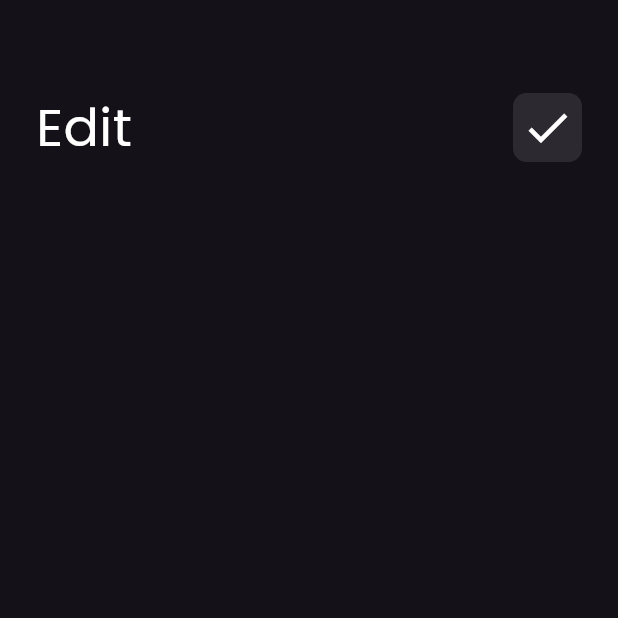
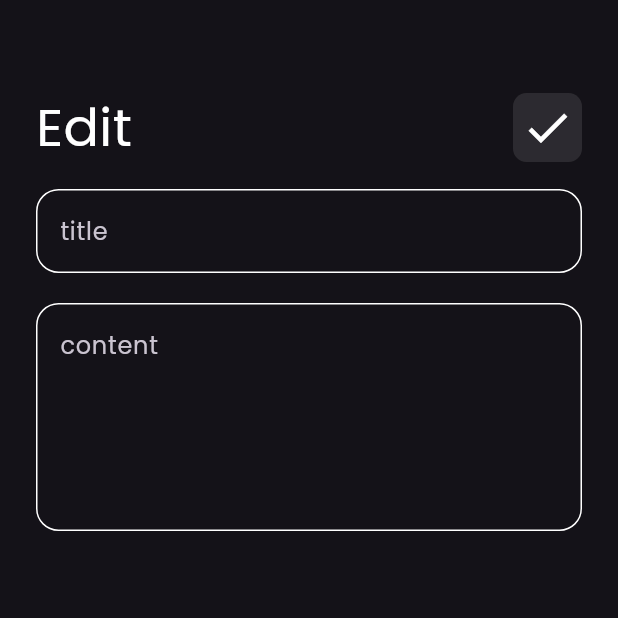
Before and after one commit to Elbaz0/notes_app, a Flutter app: the screen it shows after launch, after a tap on "Flutter", on a phone screen of 412 x 824 dp, the top half of it. Run offline on Flutter 3.47's test engine with Material 3 defaults, Android fonts, the phone set to English and light mode, and no system bars; our stand-ins replace bloc, flutter_bloc, hive, hive_flutter; accounts and stored records are empty.

Commit message:
add provide add_note in main

```diff
--- a/lib/cubits/add_note_cubit/add_note_cubit.dart
+++ b/lib/cubits/add_note_cubit/add_note_cubit.dart
@@ -7,8 +7,8 @@ import 'package:note_app/models/note_model.dart';
 
 part 'add_note_cubit_state.dart';
 
-class AddNoteCubitCubit extends Cubit<AddNoteCubitState> {
-  AddNoteCubitCubit() : super(AddNoteCubitInitial());
+class AddNoteCubit extends Cubit<AddNoteCubitState> {
+  AddNoteCubit() : super(AddNoteCubitInitial());
 
   add_note(notes_model note) async {
     AddNoteloading();
@@ -17,7 +17,7 @@ class AddNoteCubitCubit extends Cubit<AddNoteCubitState> {
       emit(AddNotesuccess());
       await noteBox.add(note);
     } catch (e) {
-      AddNotefaild(erroremsg: e.toString());
+      AddNotefaild(e.toString());
     }
   }
 }
--- a/lib/cubits/add_note_cubit/add_note_cubit_state.dart
+++ b/lib/cubits/add_note_cubit/add_note_cubit_state.dart
@@ -12,5 +12,5 @@ final class AddNotesuccess extends AddNoteCubitState {}
 final class AddNotefaild extends AddNoteCubitState {
   final String erroremsg;
 
-  AddNotefaild({required this.erroremsg});
+  AddNotefaild(this.erroremsg);
 }
--- a/lib/main.dart
+++ b/lib/main.dart
@@ -1,6 +1,8 @@
 import 'package:flutter/material.dart';
+import 'package:flutter_bloc/flutter_bloc.dart';
 import 'package:hive_flutter/adapters.dart';
 import 'package:note_app/constants.dart';
+import 'package:note_app/cubits/add_note_cubit/add_note_cubit.dart';
 import 'package:note_app/models/note_model.dart';
 import 'package:note_app/views/notes.dart';
 
@@ -16,13 +18,20 @@ class MyApp_Notes extends StatelessWidget {
 
   @override
   Widget build(BuildContext context) {
-    return MaterialApp(
-      theme: ThemeData(
-        brightness: Brightness.dark,
-        fontFamily: "Poppins",
+    return MultiBlocProvider(
+      providers: [
+        BlocProvider<AddNoteCubit>(
+          create: (context) => AddNoteCubit(),
+        ),
+      ],
+      child: MaterialApp(
+        theme: ThemeData(
+          brightness: Brightness.dark,
+          fontFamily: "Poppins",
+        ),
+        debugShowCheckedModeBanner: false,
+        home: Notes_page(),
       ),
-      debugShowCheckedModeBanner: false,
-      home: Notes_page(),
     );
   }
 }
--- a/lib/views/edit_notes.dart
+++ b/lib/views/edit_notes.dart
@@ -6,6 +6,6 @@ class edit_notes_view extends StatelessWidget {
 
   @override
   Widget build(BuildContext context) {
-    return const edit_notes_body();
+    return edit_notes_body();
   }
 }
--- a/lib/widget/edit_notes_body.dart
+++ b/lib/widget/edit_notes_body.dart
@@ -4,12 +4,12 @@ import 'package:note_app/widget/app_bar.dart';
 import 'package:note_app/widget/custem_text_fild.dart';
 
 class edit_notes_body extends StatelessWidget {
-  const edit_notes_body({super.key});
-
+  edit_notes_body({super.key});
+  String? title, content;
   @override
   Widget build(BuildContext context) {
     return Scaffold(
-      body: const Padding(
+      body: Padding(
         padding: EdgeInsets.symmetric(horizontal: 24),
         child: Column(children: [
           SizedBox(
@@ -22,14 +22,22 @@ class edit_notes_body extends StatelessWidget {
           SizedBox(
             height: 16,
           ),
-          // custem_text_fild(hinttext: 'title'),
-          // SizedBox(
-          //   height: 20,
-          // ),
-          // custem_text_fild(
-          //   hinttext: 'content',
-          //   maxline: 5,
-          // )
+          custem_text_fild(
+            hinttext: 'title',
+            onsave: (data) {
+              title = data;
+            },
+          ),
+          SizedBox(
+            height: 20,
+          ),
+          custem_text_fild(
+            hinttext: 'content',
+            maxline: 5,
+            onsave: (data) {
+              content = data;
+            },
+          )
         ]),
       ),
     );
```
Also changed, not shown: pubspec.yaml (+5 -4 lines), pubspec.lock.
